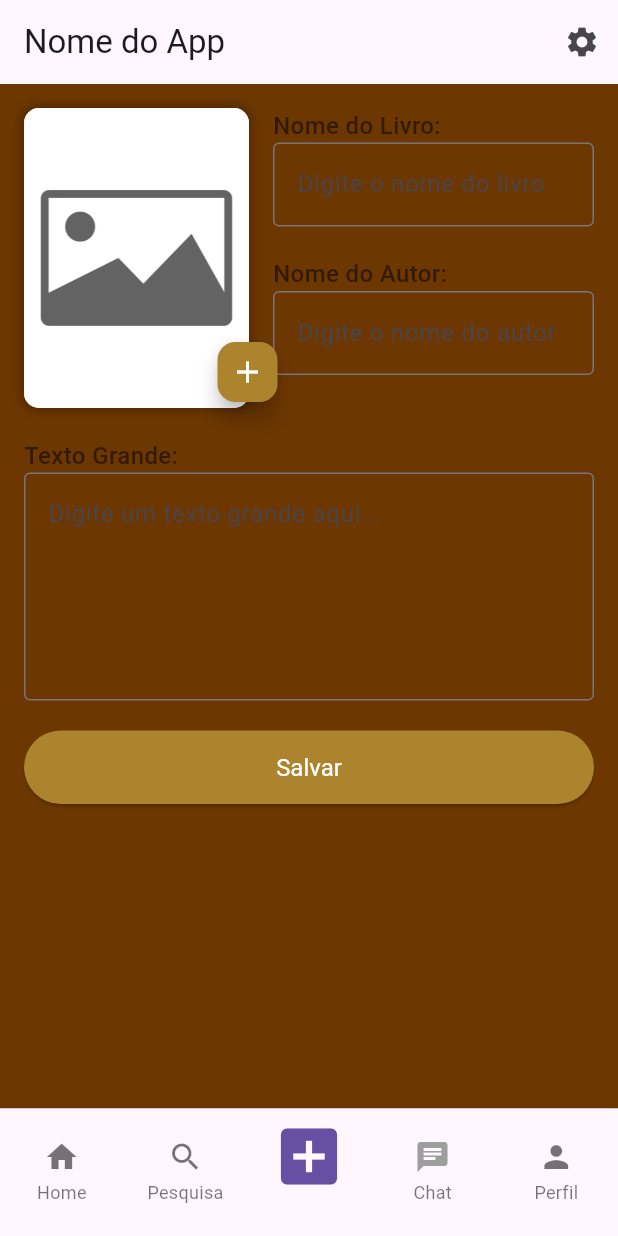
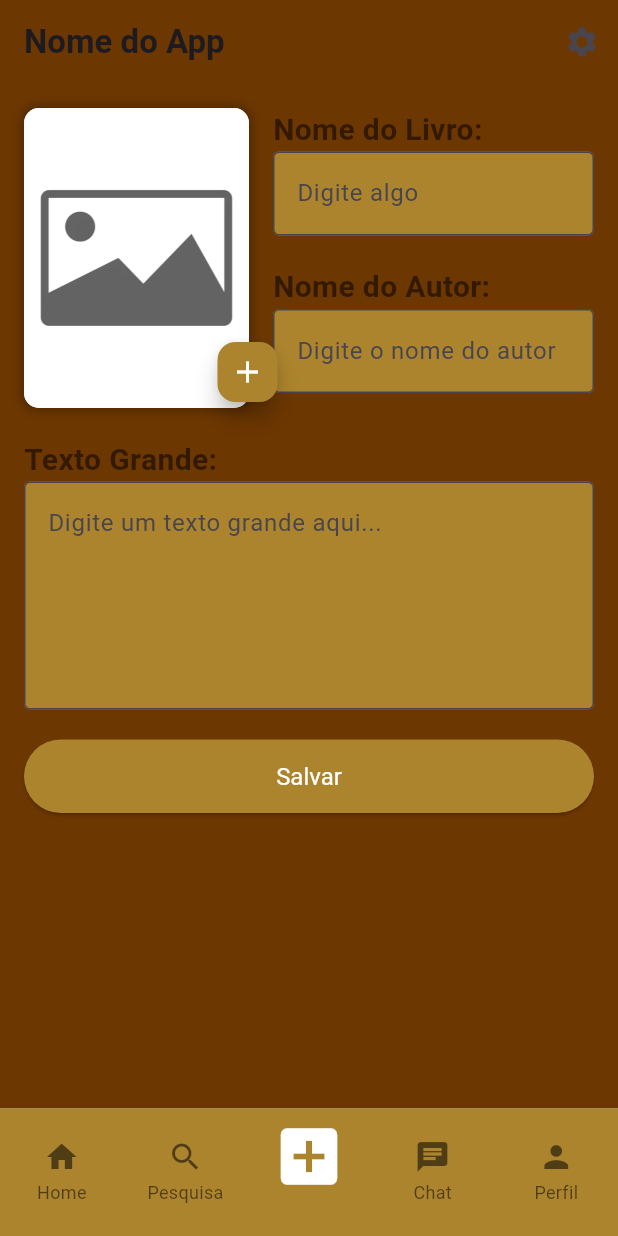
Before and after one commit to LucasBarros28/AppMobile, a Flutter app: the screen it shows after launch, item 3 of the bottom bar chosen, on a phone screen of 412 x 824 dp. Run offline on Flutter 3.47's test engine with Material 3 defaults, Android fonts, the phone set to English and light mode, and no system bars; our stand-ins replace mask_text_input_formatter.

Commit message:
Mundaça nas cores

```diff
--- a/lib/Profile.dart
+++ b/lib/Profile.dart
@@ -27,8 +27,15 @@ class _ProfileState extends State<Profile> {
   Widget build(BuildContext context) {
     return Scaffold(
       appBar: AppBar(
+        backgroundColor: Color(0xFF6D3701),
         automaticallyImplyLeading: false,
-        title: Text("Nome do App"),
+        title: Text(
+          "Nome do App",
+          style: TextStyle(
+            color: Colors.black,
+            fontWeight: FontWeight.bold,
+          ),
+        ),
         actions: [
           IconButton(
             icon: Icon(Icons.settings),
--- a/lib/bottom_nav_bar.dart
+++ b/lib/bottom_nav_bar.dart
@@ -15,6 +15,8 @@ class BottomNavBar extends StatelessWidget {
   @override
   Widget build(BuildContext context) {
     return BottomNavigationBar(
+      backgroundColor: const Color(0xFFAC842D),
+      selectedItemColor: Colors.white,
       currentIndex: currentIndex,
       onTap: onTap,
       type: BottomNavigationBarType.fixed,
@@ -37,7 +39,6 @@ class BottomNavBar extends StatelessWidget {
         BottomNavigationBarItem(
           icon: Icon(
             Icons.chat,
-            color: Colors.grey,
           ),
           label: "Chat",
         ),
--- a/lib/criarReview.dart
+++ b/lib/criarReview.dart
@@ -27,8 +27,12 @@ class _criarReviewState extends State<Criarreview> {
   Widget build(BuildContext context) {
     return Scaffold(
       appBar: AppBar(
+        backgroundColor: const Color(0xFF6D3701),
         automaticallyImplyLeading: false,
-        title: Text("Nome do App"),
+        title: Text(
+          "Nome do App",
+          style: TextStyle(fontWeight: FontWeight.bold),
+        ),
         actions: [
           IconButton(
             icon: Icon(Icons.settings),
@@ -86,14 +90,16 @@ class _criarReviewState extends State<Criarreview> {
                           Text(
                             'Nome do Livro:',
                             style: TextStyle(
-                              fontSize: 16,
-                              fontWeight: FontWeight.w500,
+                              fontSize: 20,
+                              fontWeight: FontWeight.bold,
                               color: Colors.black54,
                             ),
                           ),
                           TextField(
                             decoration: InputDecoration(
-                              hintText: 'Digite o nome do livro',
+                              filled: true,
+                              fillColor: Color(0xFFAC842D), // Cor do fundo
+                              hintText: "Digite algo",
                               border: OutlineInputBorder(),
                             ),
                           ),
@@ -101,13 +107,15 @@ class _criarReviewState extends State<Criarreview> {
                           Text(
                             'Nome do Autor:',
                             style: TextStyle(
-                              fontSize: 16,
-                              fontWeight: FontWeight.w500,
+                              fontSize: 20,
+                              fontWeight: FontWeight.bold,
                               color: Colors.black54,
                             ),
                           ),
                           TextField(
                             decoration: InputDecoration(
+                              filled: true,
+                              fillColor: Color(0xFFAC842D),
                               hintText: 'Digite o nome do autor',
                               border: OutlineInputBorder(),
                             ),
@@ -135,14 +143,16 @@ class _criarReviewState extends State<Criarreview> {
             Text(
               'Texto Grande:',
               style: TextStyle(
-                fontSize: 16,
-                fontWeight: FontWeight.w500,
+                fontSize: 20,
+                fontWeight: FontWeight.bold,
                 color: Colors.black54,
               ),
             ),
             TextField(
               maxLines: 5,
               decoration: InputDecoration(
+                filled: true,
+                fillColor: Color(0xFFAC842D),
                 hintText: 'Digite um texto grande aqui...',
                 border: OutlineInputBorder(),
               ),
```
